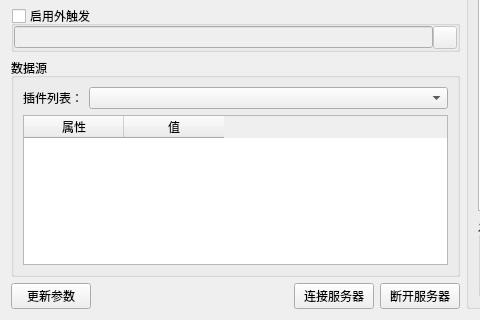
This is SimulatorPro/clientwindow.ui in MrXiaomao/SimulatorFPGA as Qt 5 draws it before an edit; both pictures show x 0 to 480 and y 493 to 813 of the 926 by 813 pixel window. The edited form follows.
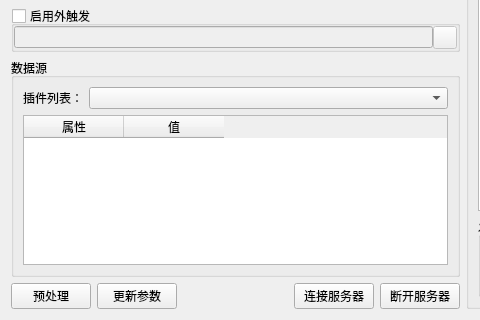
This is the edited form. Icons and pictures are not drawn.

Commit message: 调整文件预处理顺序以及时间校准功能

The edit to the form file:
```diff
--- a/SimulatorPro/clientwindow.ui
+++ b/SimulatorPro/clientwindow.ui
@@ -365,6 +365,17 @@
       </item>
       <item>
        <layout class="QHBoxLayout" name="horizontalLayout">
+        <item>
+         <widget class="QPushButton" name="pushButton_preProcess">
+          <property name="text">
+           <string>预处理</string>
+          </property>
+          <property name="icon">
+           <iconset resource="lresource.qrc">
+            <normaloff>:/resource/image/preprocess.png</normaloff>:/resource/image/preprocess.png</iconset>
+          </property>
+         </widget>
+        </item>
         <item>
          <widget class="QPushButton" name="pushButton_update">
           <property name="text">
```
The commit also changes 15 other files.
